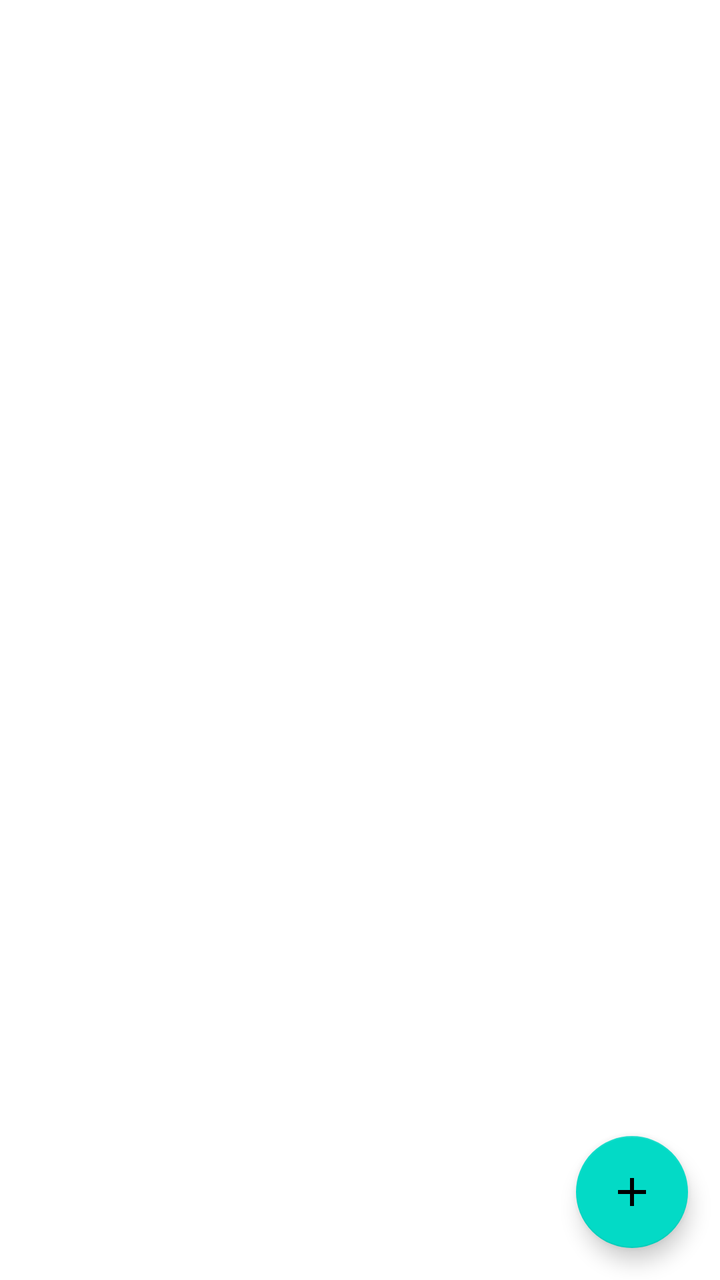
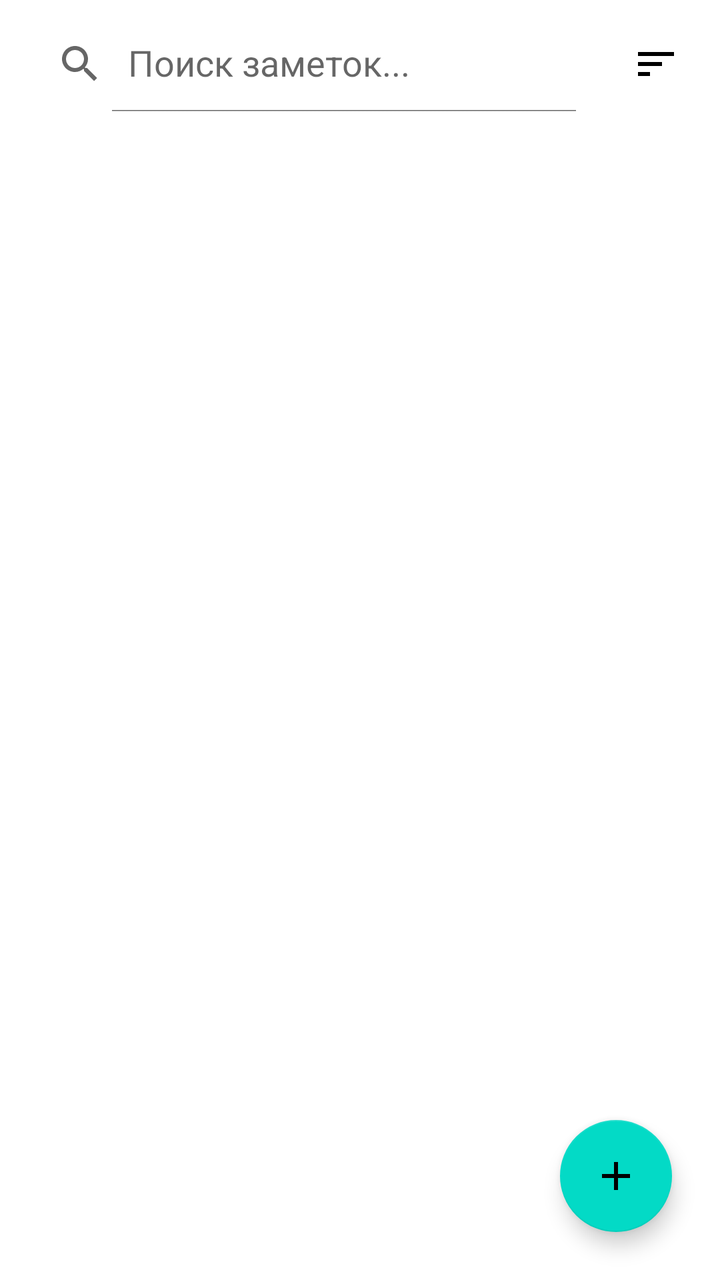

Two renders of the same Android screen: before a commit and after it. Below are the layout's source before the change and the commit's diff.
<!-- AndroidManifest.xml: application theme AppTheme -->
<!-- res/layout/fragment_notes.xml -->
<?xml version="1.0" encoding="utf-8"?>
<androidx.constraintlayout.widget.ConstraintLayout
    xmlns:android="http://schemas.android.com/apk/res/android"
    xmlns:app="http://schemas.android.com/apk/res-auto"
    android:layout_width="match_parent"
    android:layout_height="match_parent"
    android:background="?android:attr/windowBackground"> <androidx.recyclerview.widget.RecyclerView
    android:id="@+id/notesRecyclerView"
    android:layout_width="0dp"
    android:layout_height="0dp"
    android:padding="8dp"
    app:layout_constraintBottom_toTopOf="@id/addNoteButton"
    app:layout_constraintEnd_toEndOf="parent"
    app:layout_constraintStart_toStartOf="parent"
    app:layout_constraintTop_toTopOf="parent" />

    <com.google.android.material.floatingactionbutton.FloatingActionButton
        android:id="@+id/addNoteButton"
        android:layout_width="wrap_content"
        android:layout_height="wrap_content"
        android:layout_margin="16dp"
        android:src="@drawable/ic_add"
        app:layout_constraintBottom_toBottomOf="parent"
        app:layout_constraintEnd_toEndOf="parent" />

    <TextView
        android:id="@+id/emptyTextView"
        android:layout_width="wrap_content"
        android:layout_height="wrap_content"
        android:text="@string/no_notes"
        android:textSize="18sp"
        android:textColor="?android:attr/textColorSecondary"
        android:visibility="gone"
        app:layout_constraintBottom_toBottomOf="parent"
        app:layout_constraintEnd_toEndOf="parent"
        app:layout_constraintStart_toStartOf="parent"
        app:layout_constraintTop_toTopOf="parent" />

</androidx.constraintlayout.widget.ConstraintLayout>
<!-- resources referenced by this layout -->
<resources>
  <!-- drawable ic_add (drawable) -->
  <vector xmlns:android="http://schemas.android.com/apk/res/android"
      android:width="24dp"
      android:height="24dp"
      android:viewportWidth="24"
      android:viewportHeight="24">
      <path
          android:fillColor="@android:color/white"
          android:pathData="M19,13h-6v6h-2v-6H5v-2h6V5h2v6h6v2z"/>
  </vector>
  <string name="no_notes">Заметок пока нет</string>
  <style name="AppTheme" parent="Theme.MaterialComponents.DayNight.NoActionBar">
          <item name="colorPrimary">@color/purple_500</item>
          <item name="colorPrimaryDark">@color/purple_700</item>
          <item name="colorAccent">@color/teal_200</item>
  
          <item name="android:windowBackground">?attr/colorSurface</item>
      </style>
  <color name="purple_500">#6200EE</color>
  <color name="purple_700">#3700B3</color>
  <color name="teal_200">#03DAC5</color>
</resources>

<!-- the commit's change to res/layout/fragment_notes.xml (unified diff, before → after) -->
@@ -4,21 +4,45 @@
     xmlns:app="http://schemas.android.com/apk/res-auto"
     android:layout_width="match_parent"
     android:layout_height="match_parent"
-    android:background="?android:attr/windowBackground"> <androidx.recyclerview.widget.RecyclerView
-    android:id="@+id/notesRecyclerView"
-    android:layout_width="0dp"
-    android:layout_height="0dp"
-    android:padding="8dp"
-    app:layout_constraintBottom_toTopOf="@id/addNoteButton"
-    app:layout_constraintEnd_toEndOf="parent"
-    app:layout_constraintStart_toStartOf="parent"
-    app:layout_constraintTop_toTopOf="parent" />
+    android:background="?android:attr/windowBackground">
+
+    <androidx.appcompat.widget.SearchView
+        android:id="@+id/searchView"
+        android:layout_width="0dp"
+        android:layout_height="wrap_content"
+        android:layout_margin="8dp"
+        app:iconifiedByDefault="false"
+        app:queryHint="Поиск заметок..."
+        app:layout_constraintEnd_toStartOf="@+id/sortButton"
+        app:layout_constraintStart_toStartOf="parent"
+        app:layout_constraintTop_toTopOf="parent" />
+
+    <ImageButton
+        android:id="@+id/sortButton"
+        android:layout_width="48dp"
+        android:layout_height="48dp"
+        android:layout_marginEnd="8dp"
+        android:background="?attr/selectableItemBackgroundBorderless"
+        android:src="@drawable/ic_sort"
+        app:layout_constraintBottom_toBottomOf="@+id/searchView"
+        app:layout_constraintEnd_toEndOf="parent"
+        app:layout_constraintTop_toTopOf="@+id/searchView" />
+
+    <androidx.recyclerview.widget.RecyclerView
+        android:id="@+id/notesRecyclerView"
+        android:layout_width="0dp"
+        android:layout_height="0dp"
+        android:padding="8dp"
+        app:layout_constraintBottom_toBottomOf="parent"
+        app:layout_constraintEnd_toEndOf="parent"
+        app:layout_constraintStart_toStartOf="parent"
+        app:layout_constraintTop_toBottomOf="@id/searchView" />
 
     <com.google.android.material.floatingactionbutton.FloatingActionButton
         android:id="@+id/addNoteButton"
         android:layout_width="wrap_content"
         android:layout_height="wrap_content"
-        android:layout_margin="16dp"
+        android:layout_margin="24dp"
         android:src="@drawable/ic_add"
         app:layout_constraintBottom_toBottomOf="parent"
         app:layout_constraintEnd_toEndOf="parent" />
@@ -28,8 +52,6 @@
         android:layout_width="wrap_content"
         android:layout_height="wrap_content"
         android:text="@string/no_notes"
-        android:textSize="18sp"
-        android:textColor="?android:attr/textColorSecondary"
         android:visibility="gone"
         app:layout_constraintBottom_toBottomOf="parent"
         app:layout_constraintEnd_toEndOf="parent"
<!-- resource entries referenced after the edit -->
@@ -9,6 +9,12 @@
       <path
           android:fillColor="@android:color/white"
           android:pathData="M19,13h-6v6h-2v-6H5v-2h6V5h2v6h6v2z"/>
+  </vector>
+  <!-- drawable ic_sort (drawable) -->
+  <vector xmlns:android="http://schemas.android.com/apk/res/android" android:autoMirrored="true" android:height="24dp" android:tint="#000000" android:viewportHeight="24" android:viewportWidth="24" android:width="24dp">
+        
+      <path android:fillColor="@android:color/white" android:pathData="M3,18h6v-2L3,16v2zM3,6v2h18L21,6L3,6zM3,13h12v-2L3,11v2z"/>
+      
   </vector>
   <string name="no_notes">Заметок пока нет</string>
   <style name="AppTheme" parent="Theme.MaterialComponents.DayNight.NoActionBar">
